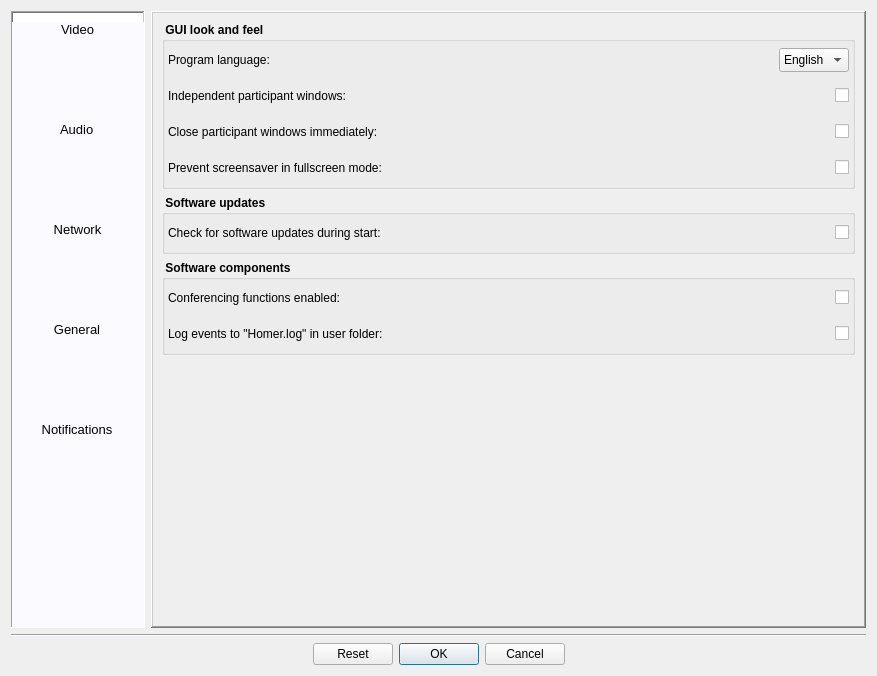
Old version of the form Homer/forms/Dialogs/ConfigurationDialog.ui in the repository Homer-Conferencing/Homer-Conferencing.
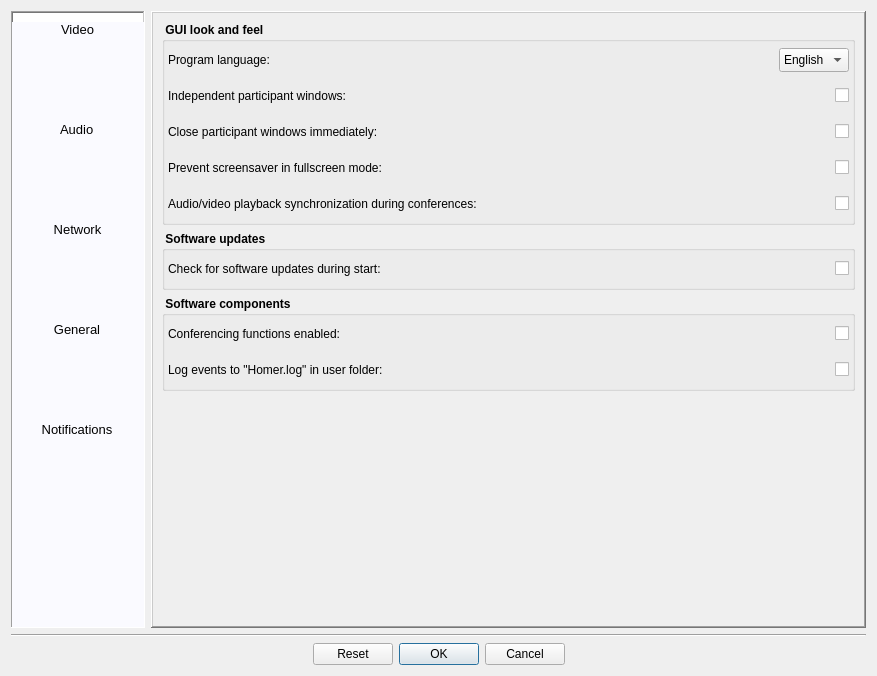
New version of the form. The open tabs and pages were chosen to show the change. Icons and pictures are not drawn.

Commit message: - added: let the user select if A/V sync. should be active for playback of conference streams

The edit to the form file:
```diff
--- a/Homer/forms/Dialogs/ConfigurationDialog.ui
+++ b/Homer/forms/Dialogs/ConfigurationDialog.ui
@@ -2893,6 +2893,49 @@
               </item>
              </layout>
             </item>
+            <item>
+             <layout class="QHBoxLayout" name="horizontalLayout_46">
+              <item>
+               <widget class="QLabel" name="label_25">
+                <property name="minimumSize">
+                 <size>
+                  <width>0</width>
+                  <height>30</height>
+                 </size>
+                </property>
+                <property name="font">
+                 <font>
+                  <weight>50</weight>
+                  <bold>false</bold>
+                 </font>
+                </property>
+                <property name="text">
+                 <string>Audio/video playback synchronization during conferences:</string>
+                </property>
+               </widget>
+              </item>
+              <item>
+               <spacer name="horizontalSpacer_52">
+                <property name="orientation">
+                 <enum>Qt::Horizontal</enum>
+                </property>
+                <property name="sizeHint" stdset="0">
+                 <size>
+                  <width>40</width>
+                  <height>20</height>
+                 </size>
+                </property>
+               </spacer>
+              </item>
+              <item>
+               <widget class="QCheckBox" name="mCbAVSyncForConferences">
+                <property name="text">
+                 <string/>
+                </property>
+               </widget>
+              </item>
+             </layout>
+            </item>
            </layout>
           </widget>
          </item>
```
Left out of the diff: 4 changed lines with no effect on the pictures. The commit also changes 5 other files.
